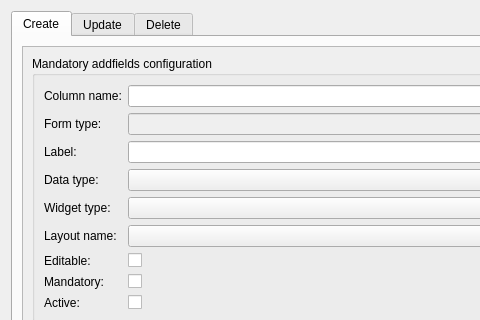
First picture: the form in core/ui/admin/admin_addfields.ui, repository Giswater/giswater_qgis_plugin, before the edit; both pictures show x 0 to 480 and y 0 to 320 of the 638 by 883 pixel window.
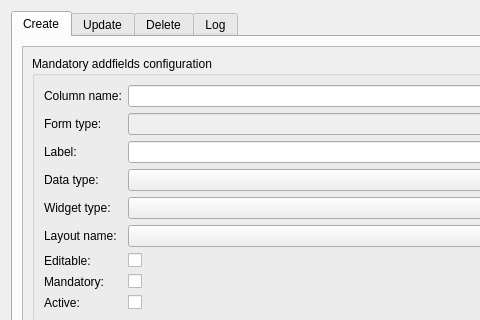
Second picture: the form after the edit.

Commit message: Enhancement: add tab log in addfields manager

```diff
--- a/core/ui/admin/admin_addfields.ui
+++ b/core/ui/admin/admin_addfields.ui
@@ -456,6 +456,16 @@
        </item>
       </layout>
      </widget>
+     <widget class="QWidget" name="tab_infolog">
+      <attribute name="title">
+       <string>Log</string>
+      </attribute>
+      <layout class="QGridLayout" name="gridLayout_3">
+       <item row="0" column="0">
+        <widget class="QTextEdit" name="txt_infolog"/>
+       </item>
+      </layout>
+     </widget>
     </widget>
    </item>
   </layout>
```
Left out of the diff: 6 changed lines with no effect on the pictures. The commit also changes 1 other file.
